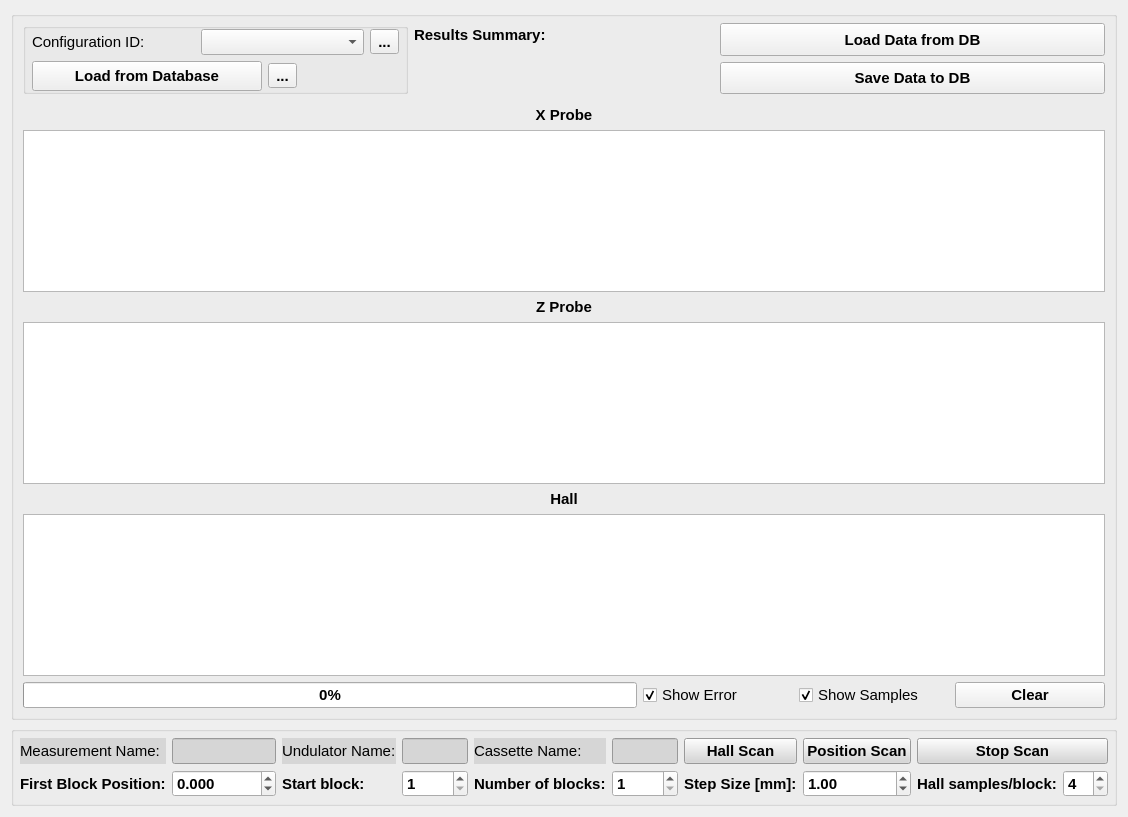
The window that deltabench/gui/ui/scanwidget.ui (lnls-ima/delta-assembly-bench) describes before a commit, drawn with Qt 5.
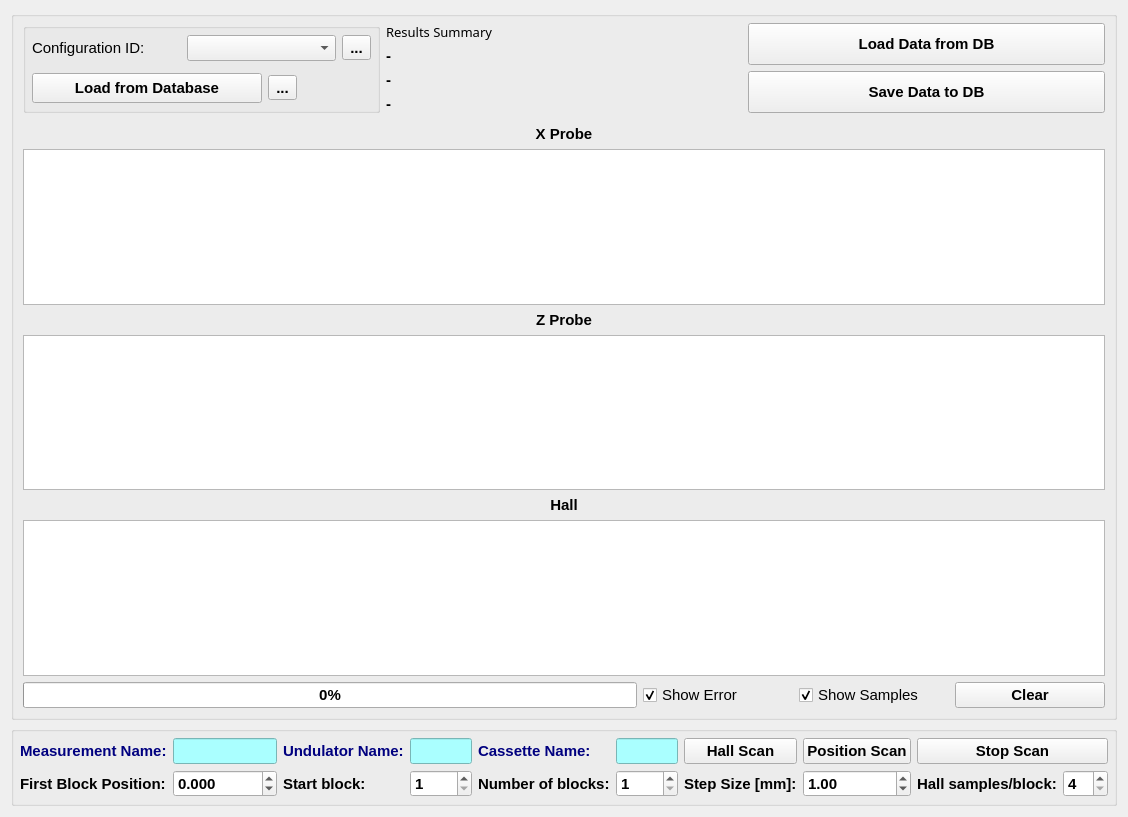
The same window after the commit. Icons and pictures are not drawn. Custom widgets are drawn as their Qt base class.

Commit message:
Add summary of plots info to scan tab
Display summary of info from plots on the scan tab.
The info is average, standard deviation, maximum and minimum
for all 3 plots.

```diff
--- a/deltabench/gui/ui/scanwidget.ui
+++ b/deltabench/gui/ui/scanwidget.ui
@@ -329,23 +329,44 @@
            </widget>
           </item>
           <item>
-           <widget class="QLabel" name="la_results_summary">
-            <property name="minimumSize">
-             <size>
-              <width>0</width>
-              <height>0</height>
-             </size>
-            </property>
-            <property name="maximumSize">
-             <size>
-              <width>300</width>
-              <height>16777215</height>
-             </size>
-            </property>
-            <property name="text">
-             <string>&lt;html&gt;&lt;head/&gt;&lt;body&gt;&lt;p&gt;Results Summary:&lt;/p&gt;&lt;p&gt;&lt;br/&gt;&lt;/p&gt;&lt;/body&gt;&lt;/html&gt;</string>
-            </property>
-           </widget>
+           <layout class="QVBoxLayout" name="verticalLayout">
+            <item>
+             <widget class="QLabel" name="label_12">
+              <property name="font">
+               <font>
+                <family>Abyssinica SIL</family>
+                <pointsize>10</pointsize>
+                <weight>50</weight>
+                <bold>false</bold>
+               </font>
+              </property>
+              <property name="text">
+               <string>Results Summary</string>
+              </property>
+             </widget>
+            </item>
+            <item>
+             <widget class="QLabel" name="la_x_probe_summary">
+              <property name="text">
+               <string>-</string>
+              </property>
+             </widget>
+            </item>
+            <item>
+             <widget class="QLabel" name="la_z_probe_summary">
+              <property name="text">
+               <string>-</string>
+              </property>
+             </widget>
+            </item>
+            <item>
+             <widget class="QLabel" name="la_hall_summary">
+              <property name="text">
+               <string>-</string>
+              </property>
+             </widget>
+            </item>
+           </layout>
           </item>
           <item>
            <layout class="QGridLayout" name="gridLayout_2">
@@ -567,12 +588,12 @@
              <widget class="QLabel" name="label_5">
               <property name="font">
                <font>
-                <weight>50</weight>
-                <bold>false</bold>
+                <weight>75</weight>
+                <bold>true</bold>
                </font>
               </property>
               <property name="styleSheet">
-               <string notr="true">background-color: rgb(214, 214, 214);</string>
+               <string notr="true">color: rgb(0, 0, 127);</string>
               </property>
               <property name="text">
                <string>Cassette Name:</string>
@@ -594,7 +615,7 @@
                </font>
               </property>
               <property name="styleSheet">
-               <string notr="true">background-color: rgb(214, 214, 214);</string>
+               <string notr="true">background-color: rgb(170, 255, 255);</string>
               </property>
              </widget>
             </item>
@@ -632,7 +653,7 @@
                </font>
               </property>
               <property name="styleSheet">
-               <string notr="true">background-color: rgb(214, 214, 214);</string>
+               <string notr="true"/>
               </property>
               <property name="text">
                <string>Hall Scan</string>
@@ -666,12 +687,12 @@
              <widget class="QLabel" name="label">
               <property name="font">
                <font>
-                <weight>50</weight>
-                <bold>false</bold>
+                <weight>75</weight>
+                <bold>true</bold>
                </font>
               </property>
               <property name="styleSheet">
-               <string notr="true">background-color: rgb(214, 214, 214);</string>
+               <string notr="true">color: rgb(0, 0, 127);</string>
               </property>
               <property name="text">
                <string>Measurement Name:</string>
@@ -712,7 +733,7 @@
                </font>
               </property>
               <property name="styleSheet">
-               <string notr="true">background-color: rgb(214, 214, 214);</string>
+               <string notr="true"/>
               </property>
               <property name="text">
                <string>Position Scan</string>
@@ -744,7 +765,7 @@
                </font>
               </property>
               <property name="styleSheet">
-               <string notr="true">background-color: rgb(214, 214, 214);</string>
+               <string notr="true">background-color: rgb(170, 255, 255);</string>
               </property>
              </widget>
             </item>
@@ -810,7 +831,7 @@
                </font>
               </property>
               <property name="styleSheet">
-               <string notr="true">background-color: rgb(214, 214, 214);</string>
+               <string notr="true">background-color: rgb(170, 255, 255);</string>
               </property>
              </widget>
             </item>
@@ -818,12 +839,12 @@
              <widget class="QLabel" name="label_11">
               <property name="font">
                <font>
-                <weight>50</weight>
-                <bold>false</bold>
+                <weight>75</weight>
+                <bold>true</bold>
                </font>
               </property>
               <property name="styleSheet">
-               <string notr="true">background-color: rgb(214, 214, 214);</string>
+               <string notr="true">color: rgb(0, 0, 127);</string>
               </property>
               <property name="text">
                <string>Undulator Name:</string>
@@ -867,7 +888,7 @@
                </font>
               </property>
               <property name="styleSheet">
-               <string notr="true">background-color: rgb(214, 214, 214);</string>
+               <string notr="true"/>
               </property>
               <property name="text">
                <string>Stop Scan</string>
```
The commit also changes 1 other file.
